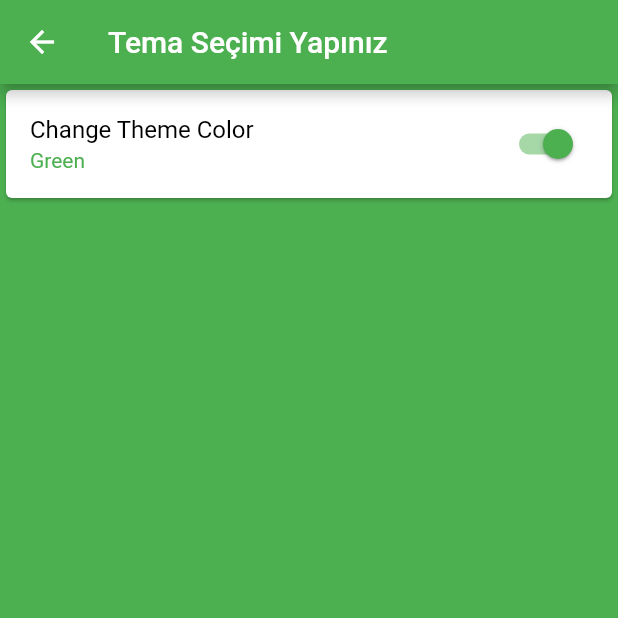
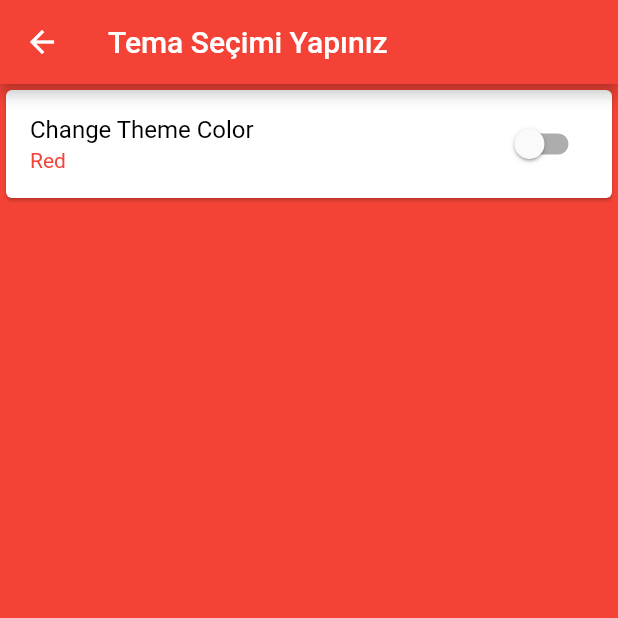
Before and after one commit to salihyildirim/Roster, a Flutter app: the SettingsPage screen opened directly, after a tap on "Change Theme Color", on a phone screen of 412 x 824 dp, the top half of it. Run offline on Flutter 3.47's test engine with Material 2 defaults, Android fonts, the phone set to English and light mode, and no system bars.

Commit message:
ColorTheme text fixed

```diff
--- a/lib/models/color_theme_data.dart
+++ b/lib/models/color_theme_data.dart
@@ -38,9 +38,10 @@ class ColorThemeData with ChangeNotifier {
             color: Colors.white,
           ),
           subtitle1: TextStyle(color: Colors.white)));
-
+  var isGreen = true;
   void switchTheme(bool selected) {
     _selectedThemeData = selected ? _greenTheme : _redTheme;
+    isGreen = selected;
     notifyListeners();
   }
 
--- a/lib/screens/item_adder.dart
+++ b/lib/screens/item_adder.dart
@@ -1,3 +1,4 @@
+import 'package:flutter/cupertino.dart';
 import 'package:flutter/material.dart';
 import 'package:getitdonee/models/items_data.dart';
 import 'package:provider/provider.dart';
@@ -25,10 +26,11 @@ class ItemAdder extends StatelessWidget {
                 onChanged: (input) {},
                 style: TextStyle(color: Colors.black, fontSize: 18),
                 decoration: InputDecoration(
-                    border: OutlineInputBorder(),
+                    border: OutlineInputBorder(
+                        borderRadius: BorderRadius.circular(12)),
                     labelText: 'Add Item',
                     hintText: '...'),
-                autofocus: true,
+                autofocus: true, //imleç gözüksün tıklayınca textfielda
               ),
               MaterialButton(
                   child: Text('ADD'),
--- a/lib/screens/settings_page.dart
+++ b/lib/screens/settings_page.dart
@@ -15,26 +15,14 @@ class SettingsPage extends StatelessWidget {
   }
 }
 
-class SwitchCard extends StatefulWidget {
-  const SwitchCard({Key? key}) : super(key: key);
+class SwitchCard extends StatelessWidget {
+  @override
+  Widget build(BuildContext context) {
+    Text greenText = Text('Green', style: TextStyle(color: Colors.green));
+    Text redText = Text('Red', style: TextStyle(color: Colors.red));
 
-  @override
-  State<SwitchCard> createState() => _SwitchCardState();
-}
+    bool _value = Provider.of<ColorThemeData>(context).isGreen;
 
-class _SwitchCardState extends State<SwitchCard> {
-  @override
-  var _value = false;
-
-  Widget build(BuildContext context) {
-    Text greenText = Text(
-      'Green',
-      style: TextStyle(color: Colors.green),
-    );
-    Text redText = Text(
-      'Red',
-      style: TextStyle(color: Colors.red),
-    );
     return Card(
       child: SwitchListTile(
         subtitle: _value ? greenText : redText,
@@ -44,9 +32,6 @@ class _SwitchCardState extends State<SwitchCard> {
         ),
         value: _value,
         onChanged: (bool value) {
-          setState(() {
-            _value = value;
-          });
           Provider.of<ColorThemeData>(context, listen: false)
               .switchTheme(value);
         },
--- a/lib/widgets/item_card.dart
+++ b/lib/widgets/item_card.dart
@@ -16,6 +16,7 @@ class ItemCard extends StatelessWidget {
   @override
   Widget build(BuildContext context) {
     return Dismissible(
+      //kaydırarak sil. bir widgetı silebilme özelliği
       onDismissed: deleteItem,
       key: Key(tittle),
       child: Card(
```
